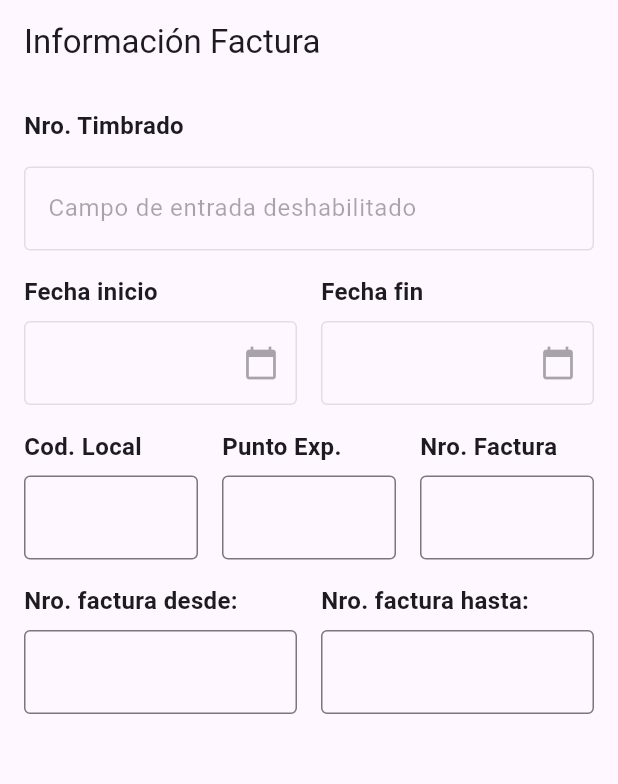
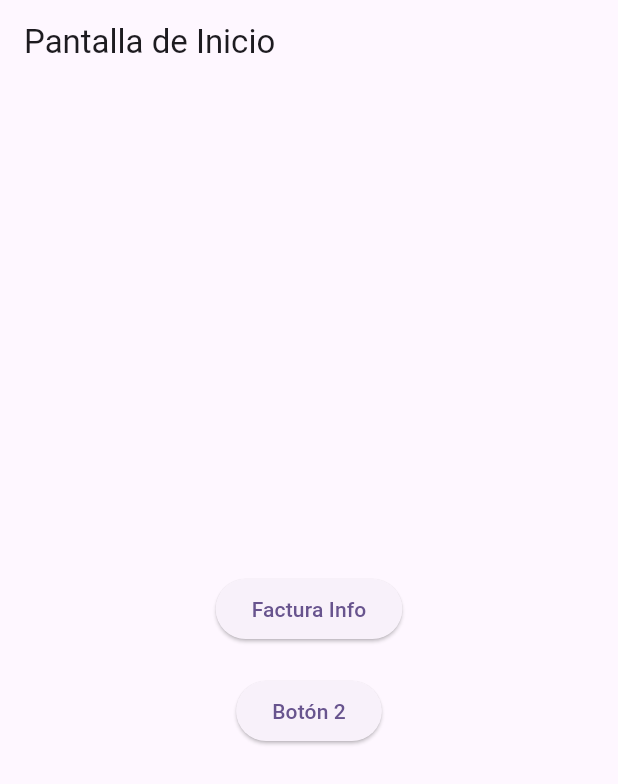
Before and after one commit to 0208Smat/AppPeajeCv, a Flutter app: the screen it shows after launch, on a phone screen of 412 x 824 dp. Shown: the top 784 px of the screen. Run offline on Flutter 3.47's test engine with Material 3 defaults, Android fonts, the phone set to English and light mode, and no system bars.

Commit message:
Dev: InvoiInfo

```diff
--- a/lib/main.dart
+++ b/lib/main.dart
@@ -1,5 +1,7 @@
 import 'package:app_peaje_cv/pages/InvoiInfo.dart';
+import 'package:app_peaje_cv/pages/home.dart';
 import 'package:flutter/material.dart';
+import 'package:app_peaje_cv/routes.dart';
 
 void main() {
   runApp(const MyApp());
@@ -33,7 +35,9 @@
         useMaterial3: true,
       ),
       //home: const MyHomePage(title: 'Flutter Demo Home Page'),
-      home: InvoiInfo(),
+      //home: InvoiInfo(),
+        home: Home(),
+        routes: routes,
     );
   }
 }
--- a/lib/pages/InvoiInfo.dart
+++ b/lib/pages/InvoiInfo.dart
@@ -1,6 +1,7 @@
 import 'package:flutter/material.dart';
 
 class InvoiInfo extends StatelessWidget {
+  const InvoiInfo({super.key});
   static final routName = 'invoiInfo';
 
   @override
--- /dev/null
+++ b/lib/pages/home.dart
@@ -0,0 +1,37 @@
+import 'package:app_peaje_cv/pages/InvoiInfo.dart';
+import 'package:app_peaje_cv/routes.dart';
+import 'package:flutter/material.dart';
+
+class Home extends StatelessWidget {
+  @override
+  Widget build(BuildContext context) {
+    return Scaffold(
+      appBar: AppBar(
+        title: Text('Pantalla de Inicio'),
+      ),
+      body: Center(
+        child: Column(
+          mainAxisAlignment: MainAxisAlignment.center,
+          children: [
+            ElevatedButton(
+              onPressed: () {
+                // Acción del primer botón
+               //Navigator.pushReplacement(context,MaterialPageRoute(builder: (context) => InvoiInfo()));
+              // Navigator.push(context, MaterialPageRoute(builder: (context) =>  const InvoiInfo()));
+               Navigator.of(context).pushNamed('/invoiInfo');
+              },
+              child: Text('Factura Info'),
+            ),
+            SizedBox(height: 20), // Espacio entre los botones
+            ElevatedButton(
+              onPressed: () {
+                // Acción del segundo botón
+              },
+              child: Text('Botón 2'),
+            ),
+          ],
+        ),
+      ),
+    );
+  }
+}
--- /dev/null
+++ b/lib/routes.dart
@@ -0,0 +1,7 @@
+import 'package:flutter/material.dart';
+import 'package:app_peaje_cv/pages/InvoiInfo.dart';
+
+//mapa de rutas:permite gestionar la navegación entre diferentes pantallas de una manera más organizada y centralizada
+final Map<String,WidgetBuilder> routes = <String,WidgetBuilder>{
+  '/invoiInfo':(BuildContext context) => const InvoiInfo()
+};
```
